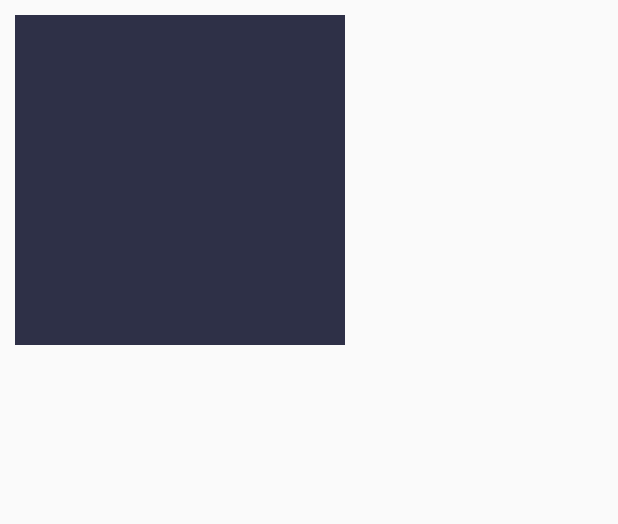
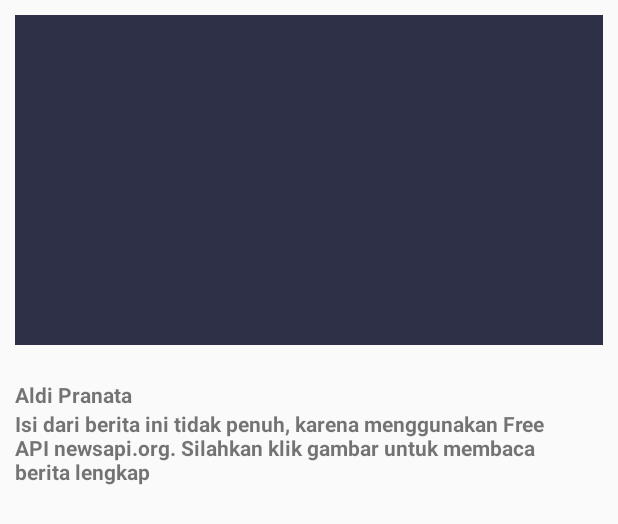
Before and after one commit to aldyjrz/List-App-Dicoding-Tugas, an Android app: the layout news_detail.xml on its own in the app's theme, with its tools: preview values and no code run, on a phone screen of 412 x 824 dp. Shown: the top 524 px of the screen. Run offline under Robolectric (Android 15) with nearby library versions, the phone set to English and light mode, and no system bars; network calls fail.

```diff
--- a/app/src/main/res/layout/news_detail.xml
+++ b/app/src/main/res/layout/news_detail.xml
@@ -11,7 +11,7 @@
 
     <ImageView
         android:id="@+id/news_img"
-        android:layout_width="220dp"
+        android:layout_width="match_parent"
         android:layout_height="220dp"
         android:layout_marginBottom="4dp"
         android:foregroundGravity="center|center_horizontal"
@@ -19,8 +19,8 @@
         tools:src="@color/colorAccent" />
 
     <LinearLayout
-        android:layout_width="wrap_content"
-        android:layout_height="200dp"
+        android:layout_width="match_parent"
+        android:layout_height="match_parent"
         android:layout_below="@id/news_img"
         android:orientation="vertical">
 
@@ -30,8 +30,7 @@
             android:layout_height="wrap_content"
             android:layout_below="@+id/news_img"
             android:ellipsize="end"
-            android:gravity="start"
-            android:maxLines="5" />
+            android:gravity="start" />
 
         <TextView
             android:id="@+id/tv_author"
@@ -44,7 +43,18 @@
             tools:text="Aldi Pranata" />
 
         <TextView
-            android:layout_width="wrap_content"
+            android:id="@+id/tv_warning"
+            android:layout_width="match_parent"
+            android:layout_height="wrap_content"
+            android:layout_below="@id/tv_date"
+            android:layout_marginRight="16dp"
+            android:layout_toEndOf="@id/news_img"
+            android:textStyle="bold"
+            tools:text="Isi dari berita ini tidak penuh, karena menggunakan Free API newsapi.org. Silahkan klik gambar untuk membaca berita lengkap" />
+
+        <TextView
+            android:id="@+id/content"
+            android:layout_width="match_parent"
             android:layout_height="match_parent"
             android:layout_below="@id/tv_author" />
     </LinearLayout>
```
Also changed, not shown: app/src/main/java/com/aldyjrz/mountaindo/Adapter/NewsAdapter.kt (+9 -0 lines), app/src/main/java/com/aldyjrz/mountaindo/DetailActivity.java (added, +97 -0 lines), app/src/main/java/com/aldyjrz/mountaindo/MainActivity.java (+10 -7 lines).
